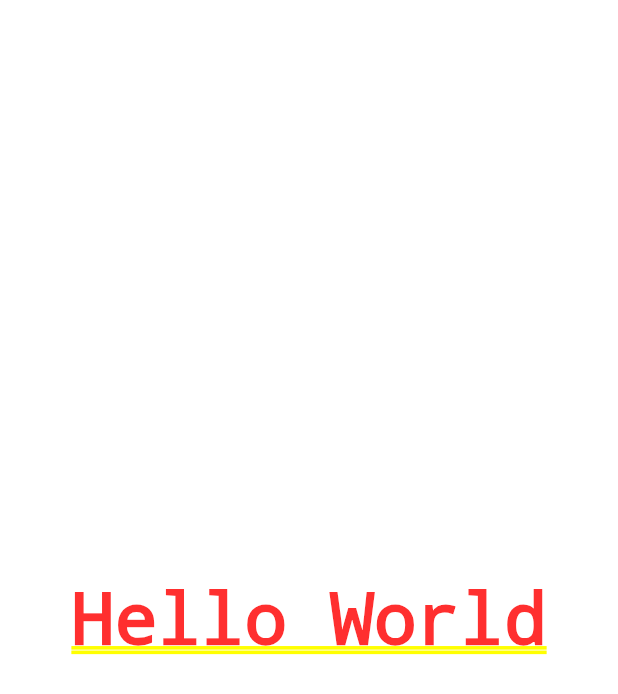
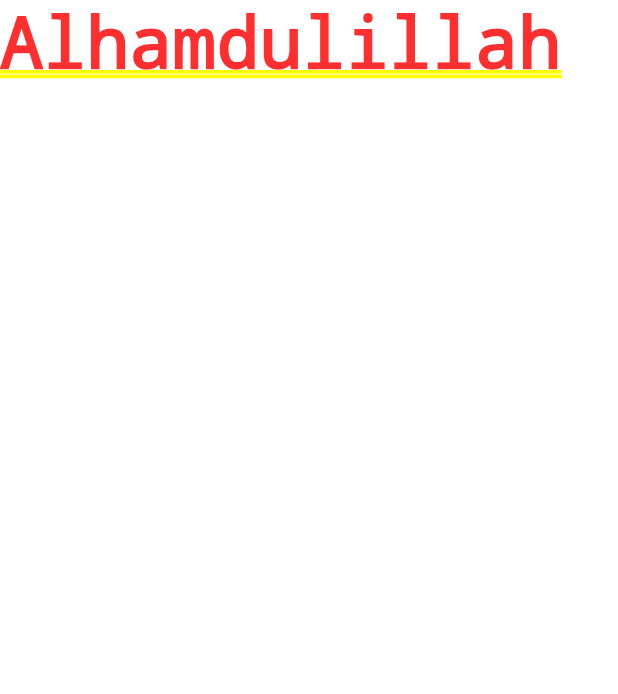
Before and after one commit to Faiyajz/Ecommerce_Flutter, a Flutter app: the screen it shows after launch, on a phone screen of 412 x 824 dp. Shown: the top 694 px of the screen. Run offline on Flutter 3.47's test engine with Material 2 defaults, Android fonts, the phone set to English and light mode, and no system bars.

Commit message:
Update hello world with white background color

```diff
--- a/lib/main.dart
+++ b/lib/main.dart
@@ -3,8 +3,9 @@ import 'package:flutter/material.dart';
 void main(){
   runApp(
     new MaterialApp(
-      home: new Center(
-        child: new Text('Hello World'),
+      home: new Container(
+        color: Colors.white,
+        child: Text('Alhamdulillah'),
       ),
     )
   );
```
